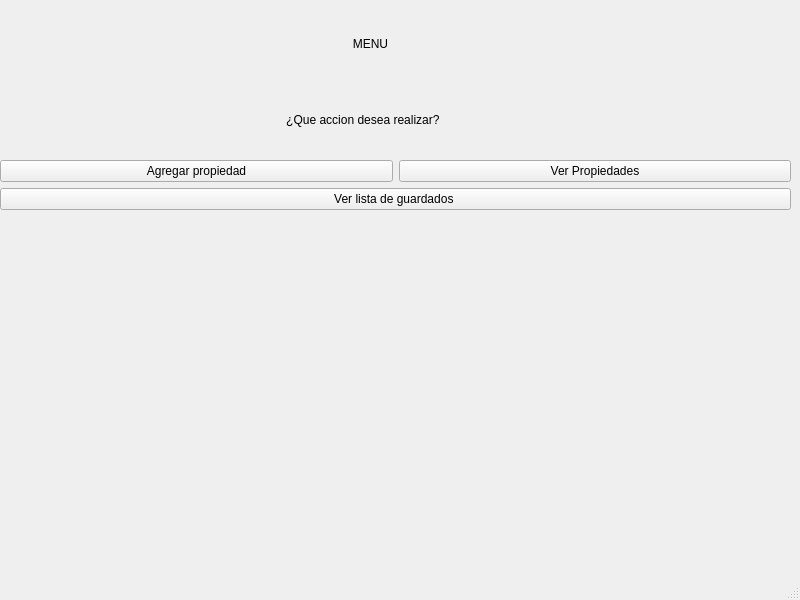
Before: the Qt Designer form Menu.ui in MateMar04/TP-Qt, drawn with Qt 5.
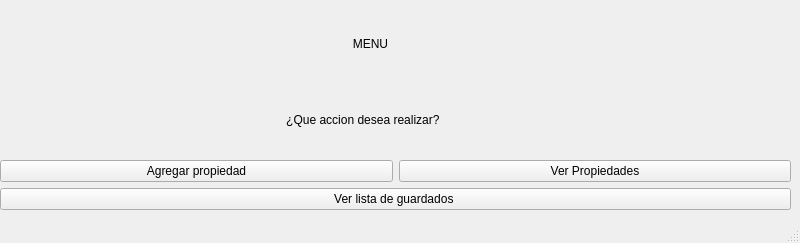
After: the same form once the commit is applied.

What changed in the file:
```diff
--- a/Menu.ui
+++ b/Menu.ui
@@ -7,7 +7,7 @@
     <x>0</x>
     <y>0</y>
     <width>800</width>
-    <height>600</height>
+    <height>243</height>
    </rect>
   </property>
   <property name="windowTitle">
```
Left out of the diff: 16 changed lines with no effect on the pictures.
